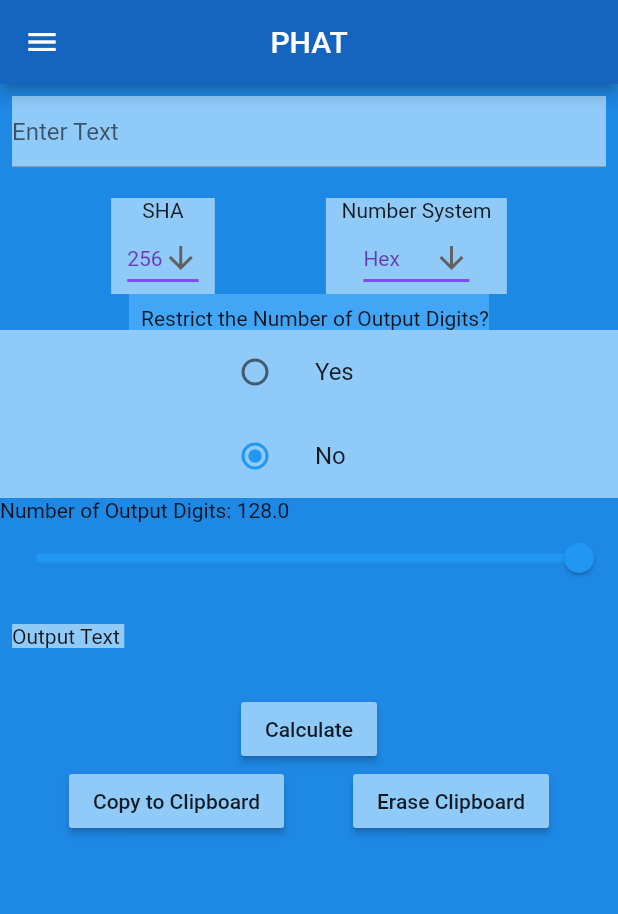
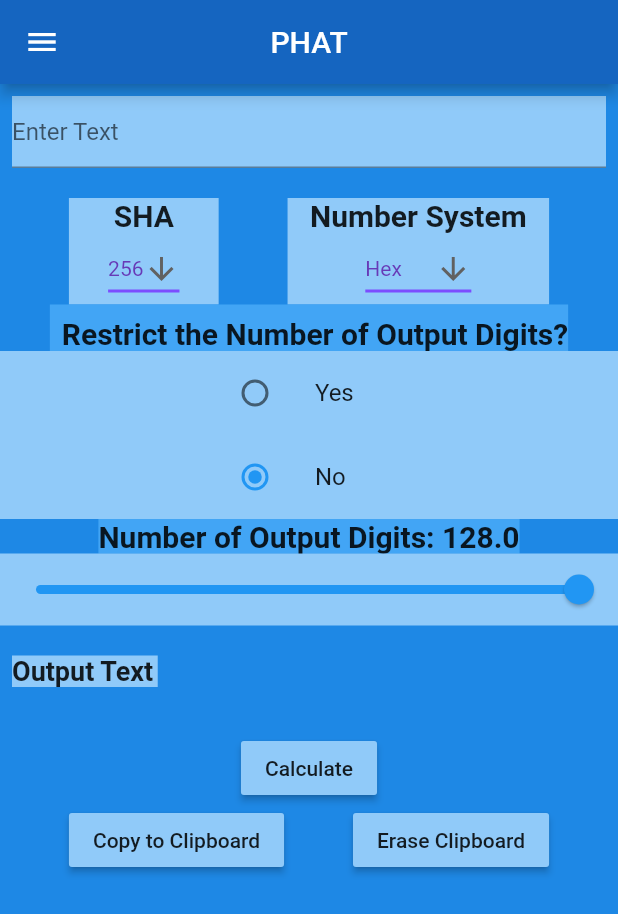
Before and after one commit to lowcam/PHAT-Flutter-GUI, a Flutter app: the screen it shows after launch, on a phone screen of 412 x 824 dp. Shown: the top 914 px of the screen. Run offline on Flutter 3.47's test engine with Material 2 defaults, Android fonts, the phone set to English and light mode, and no system bars; our stand-ins replace convert; missing offline and left inert: fast_base58.

Commit message:
Update main.dart

```diff
--- a/phat_flutter_gui/lib/main.dart
+++ b/phat_flutter_gui/lib/main.dart
@@ -91,7 +91,7 @@ class _PHATState extends State<PHAT> {
             padding: const EdgeInsets.all(25.0),
             child: Text(
                 'PHAT Copyright (C) 2020 Lorne Cammack This program comes with ABSOLUTELY NO WARRANTY; This is free software, and you are welcome to redistribute it under certain conditions. See https://www.gnu.org/licenses/ for more details.',
-                style: DefaultTextStyle.of(context).style.apply(fontSizeFactor: 0.5),
+                textScaleFactor: 1.5,
             ),
           ),
 
@@ -126,7 +126,10 @@ class _PHATState extends State<PHAT> {
                   color: Colors.blue[200],
                   child: Column(
                     children: <Widget>[
-                      Text('      SHA      '),
+                      Text(
+                          '      SHA      ',
+                        style: TextStyle(fontSize: 20, fontWeight: FontWeight.bold),
+                      ),
                       DropdownButton<String>(
                         value: shaValue,
                         icon: Icon(Icons.arrow_downward),
@@ -158,7 +161,10 @@ class _PHATState extends State<PHAT> {
                   color: Colors.blue[200],
                   child: Column(
                     children: <Widget>[
-                      Text ('   Number System   '),
+                      Text (
+                          '   Number System   ',
+                        style: TextStyle(fontSize: 20, fontWeight: FontWeight.bold),
+                      ),
                     DropdownButton<String>(
                         value: numSystem,
                         icon: Icon(Icons.arrow_downward),
@@ -196,7 +202,10 @@ class _PHATState extends State<PHAT> {
                   color: Colors.blue[400],
                   child: Padding(
                     padding: const EdgeInsets.fromLTRB(8.0, 8.0, 0.0, 0.0),
-                    child: Text ('Restrict the Number of Output Digits?'),
+                    child: Text (
+                        'Restrict the Number of Output Digits?',
+                      style: TextStyle(fontSize: 20, fontWeight: FontWeight.bold),
+                    ),
                   ),
                 ),
               ],
@@ -238,8 +247,21 @@ class _PHATState extends State<PHAT> {
               ),
             ),
 
-            Text('Number of Output Digits: $_valueRestrictDigit'),
-            Slider(
+            Row(
+              mainAxisAlignment: MainAxisAlignment.center,
+              children: <Widget>[
+                Container(
+                    color: Colors.blue[400],
+                    child: Text(
+                        'Number of Output Digits: $_valueRestrictDigit',
+                      style: TextStyle(fontSize: 20, fontWeight: FontWeight.bold),
+                    ),
+                ),
+              ],
+            ),
+            Container(
+              color: Colors.blue[200],
+              child: Slider(
                   min: 1,
                   max: 128,
                   divisions: 127,
@@ -251,10 +273,14 @@ class _PHATState extends State<PHAT> {
                     });
                   },
               ),
+            ),
             Padding(
               padding: const EdgeInsets.fromLTRB(8.0, 20.0, 8.0, 30.0),
               child: Container(
-                child: SelectableText(outText),
+                child: SelectableText(
+                    outText,
+                  style: TextStyle(fontSize: 18, fontWeight: FontWeight.bold),
+                ),
                 color: Colors.blue[200],
               ),
             ),
```
Lines whose indentation alone changed are shown as unchanged.
